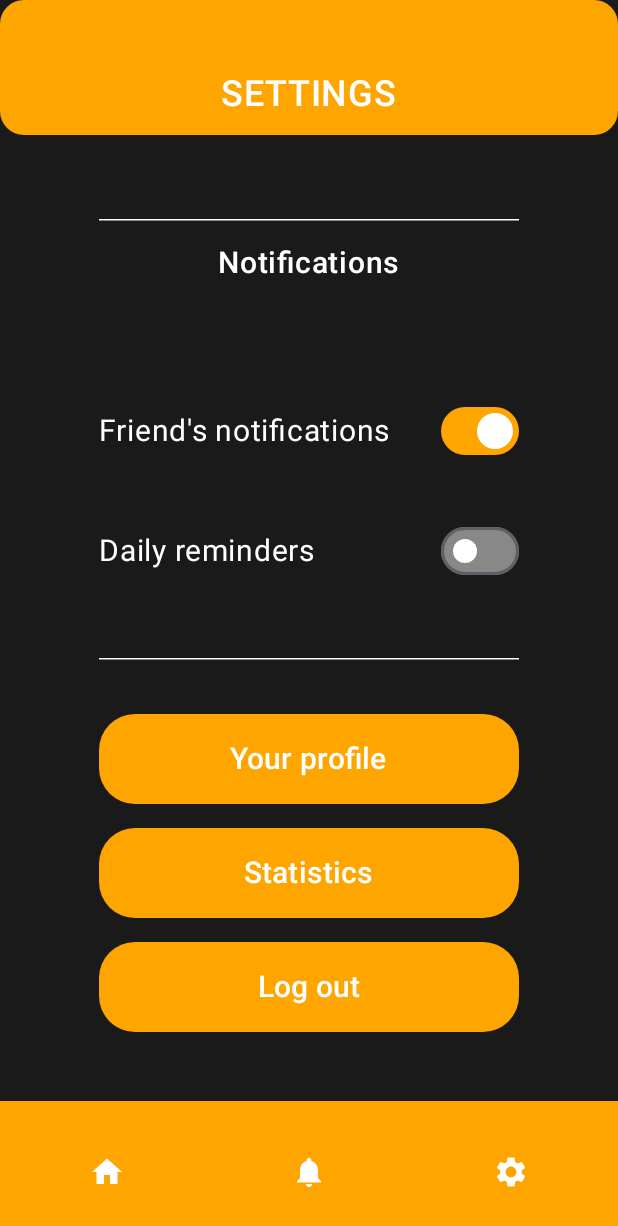
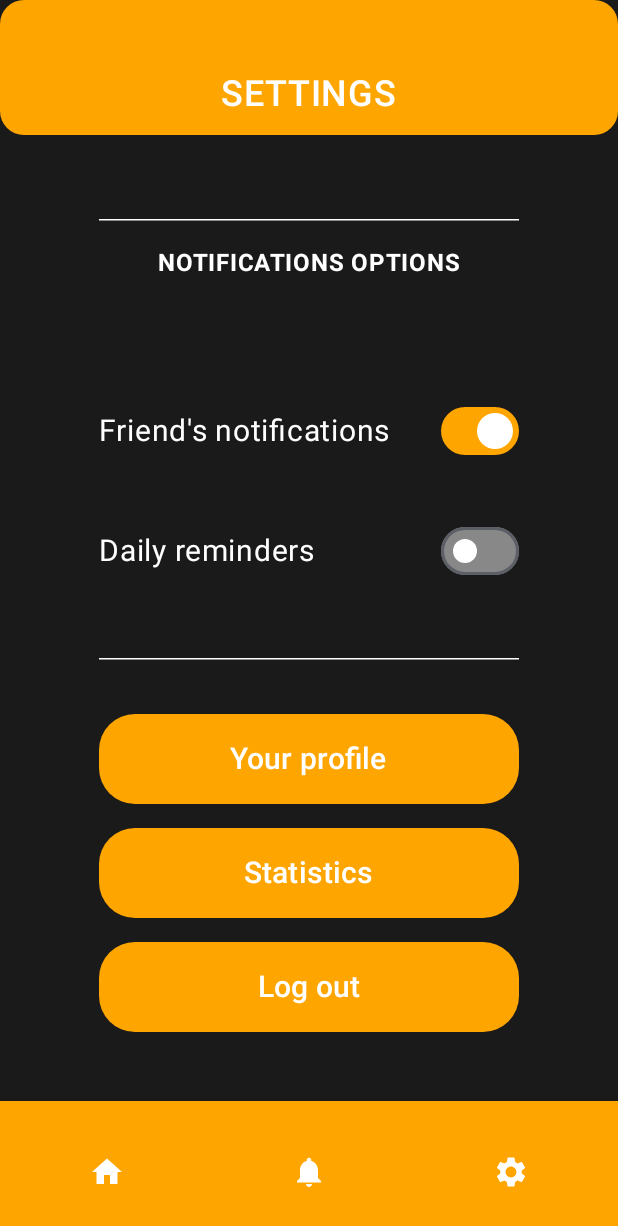
Before and after one commit to Kawaban/Win-Your-Life-Mobile, an Android app built with Jetpack Compose: the SettingsScreen screen opened through its navigation route, on a phone screen of 412 x 824 dp. Shown: the top 1226 px of the screen. Run offline under Robolectric (Android 15) with nearby library versions, the phone set to English and light mode, and no system bars; our stand-ins replace Dagger/Hilt's generated code; network calls fail.

Commit message:
some improvements

```diff
--- a/app/src/main/java/com/example/winyourlife/presentation/customItems/customStreak.kt
+++ b/app/src/main/java/com/example/winyourlife/presentation/customItems/customStreak.kt
@@ -11,6 +11,7 @@ import androidx.compose.material3.*
 import androidx.compose.ui.Alignment
 import androidx.compose.ui.Modifier
 import androidx.compose.ui.graphics.Color
+import androidx.compose.ui.text.font.FontWeight
 import androidx.compose.ui.unit.dp
 import androidx.compose.ui.unit.sp
 
@@ -49,6 +50,7 @@ fun CustomStreak(
             Text(
                 text = "$period days",
                 fontSize = 16.sp,
+                fontWeight = FontWeight.Bold,
                 color = Color(0xFFFFA500)
             )
         }
--- a/app/src/main/java/com/example/winyourlife/presentation/homepage/homePage.kt
+++ b/app/src/main/java/com/example/winyourlife/presentation/homepage/homePage.kt
@@ -93,7 +93,7 @@ fun HomeScreenMainContent(viewModel: HomePageViewModel, navController: NavHostCo
 
         Spacer(modifier = Modifier.height(10.dp))
 
-        GoalsList(goals = goals, 280)
+        GoalsList(goals = goals, 250)
 
         Spacer(modifier = Modifier.weight(1f))
 
--- a/app/src/main/java/com/example/winyourlife/presentation/navigation/AppNavHost.kt
+++ b/app/src/main/java/com/example/winyourlife/presentation/navigation/AppNavHost.kt
@@ -21,11 +21,14 @@ import com.example.winyourlife.presentation.resetpasswordpage.ResetPasswordScree
 import com.example.winyourlife.presentation.settingspage.SettingsScreen
 import com.example.winyourlife.presentation.statisticspage.StatisticsScreen
 
+//TODO goals, prepare the next day, create new task, change avatar
+//TODO motivation, task completion effects, notification classes, light theme, horizontal view
+
 @Composable
 fun AppNavHost(
     modifier: Modifier = Modifier,
     navController: NavHostController,
-    startDestination: String = NavigationScreens.HOME.name,
+    startDestination: String = NavigationScreens.GOALS.name,
 ) {
     NavHost(
         modifier = modifier,
--- a/app/src/main/java/com/example/winyourlife/presentation/customItems/dailyReminder.kt
+++ b/app/src/main/java/com/example/winyourlife/presentation/notifications/dailyReminder.kt
@@ -1,4 +1,4 @@
-package com.example.winyourlife.presentation.customItems
+package com.example.winyourlife.presentation.notifications
 
 import androidx.compose.foundation.BorderStroke
 import androidx.compose.foundation.background
--- a/app/src/main/java/com/example/winyourlife/presentation/notificationspage/notificationsPage.kt
+++ b/app/src/main/java/com/example/winyourlife/presentation/notificationspage/notificationsPage.kt
@@ -112,7 +112,7 @@ fun NotificationList(notifications: List<NotificationData>) {
         modifier = Modifier
             .fillMaxWidth()
             .padding(16.dp)
-            .heightIn(max = 550.dp),
+            .heightIn(max = 570.dp),
         verticalArrangement = Arrangement.spacedBy(8.dp)
     ) {
         items(notifications) { notification ->
--- a/app/src/main/java/com/example/winyourlife/presentation/settingspage/settingsPage.kt
+++ b/app/src/main/java/com/example/winyourlife/presentation/settingspage/settingsPage.kt
@@ -33,11 +33,11 @@ fun SettingsScreen(navController: NavHostController, viewModel: SettingsViewMode
         MyHorizontalDivider()
 
         Text(
-            text = "Notifications",
-            fontSize = 20.sp,
+            text = "NOTIFICATIONS OPTIONS",
+            fontSize = 16.sp,
             color = Color.White,
             modifier = Modifier.padding(bottom = 60.dp),
-            fontWeight = FontWeight.Medium
+            fontWeight = FontWeight.Bold
         )
 
         Row(
```
Also changed, not shown: app/src/main/java/com/example/winyourlife/presentation/notifications/friendsAnswer.kt (renamed from app/src/main/java/com/example/winyourlife/presentation/customItems/friendsInvitation.kt, +15 -33 lines), app/src/main/java/com/example/winyourlife/presentation/notifications/friendsInvitation.kt (renamed from app/src/main/java/com/example/winyourlife/presentation/customItems/friendsAnswer.kt, +33 -15 lines), app/src/main/java/com/example/winyourlife/presentation/utilScreens/errorScreen.kt (+17 -8 lines), app/src/main/java/com/example/winyourlife/presentation/utilScreens/loadingScreen.kt (+8 -1 lines).
